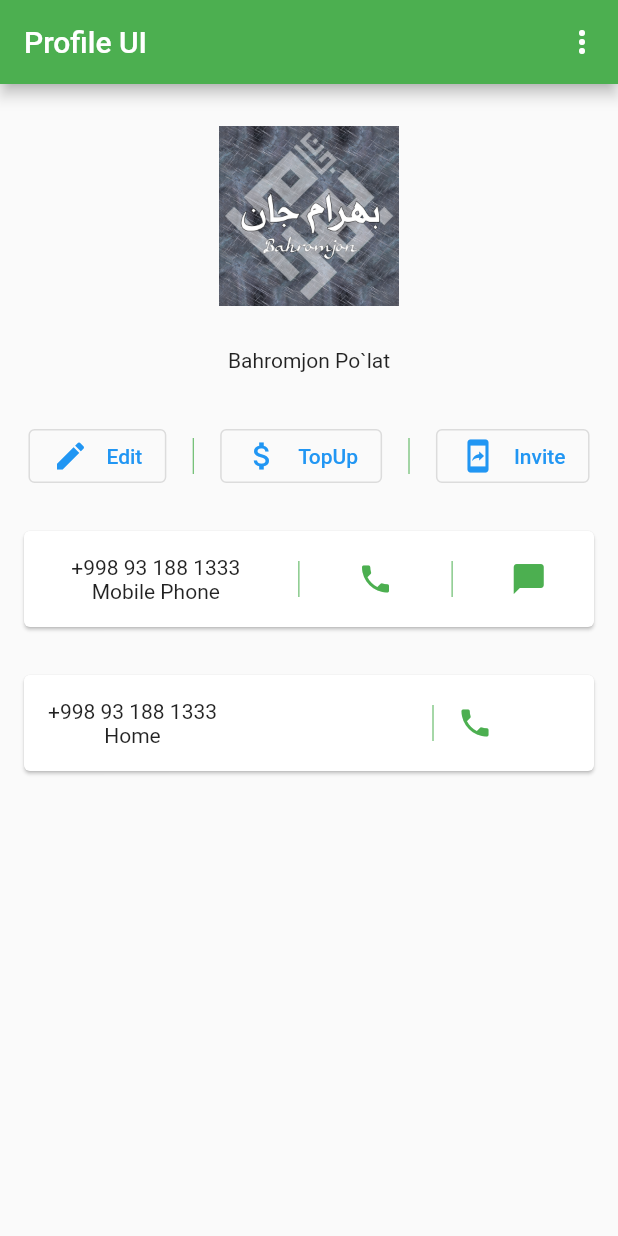
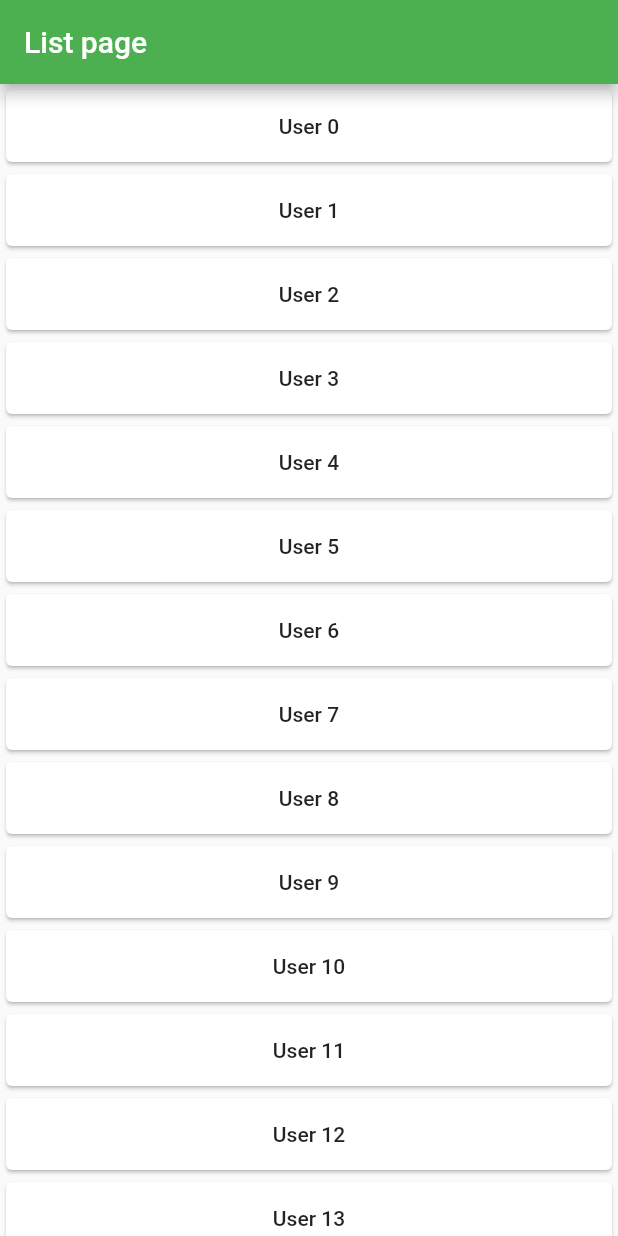
Before and after one commit to BahromjonPolat/Flutter-App-On-Lesson, a Flutter app: the screen it shows after launch, on a phone screen of 412 x 824 dp. Run offline on Flutter 3.47's test engine with Material 2 defaults, Android fonts, the phone set to English and light mode, and no system bars.

Commit message:
ListViewrildi

```diff
--- /dev/null
+++ b/lib/json/user_list.dart
@@ -0,0 +1,2 @@
+
+List <String> users = List.generate(25, (index) => "User $index");
--- a/lib/main.dart
+++ b/lib/main.dart
@@ -1,5 +1,6 @@
 import 'package:flutter/material.dart';
 import 'package:my_flutter_app/ui/animation_page.dart';
+import 'package:my_flutter_app/ui/list_page.dart';
 import 'package:my_flutter_app/ui/profile_page.dart';
 
 main() => runApp(MyApp());
@@ -13,7 +14,7 @@ class MyApp extends StatelessWidget {
         primaryColor: Colors.green,
         accentColor: Colors.greenAccent
       ),
-      home: ProfilePage(),
+      home: ListPage(),
     );
   }
 }
--- /dev/null
+++ b/lib/ui/list_page.dart
@@ -0,0 +1,43 @@
+import 'package:flutter/material.dart';
+import 'package:my_flutter_app/json/user_list.dart';
+
+class ListPage extends StatefulWidget {
+  @override
+  _ListPageState createState() => _ListPageState();
+}
+
+class _ListPageState extends State<ListPage> {
+  @override
+  Widget build(BuildContext context) {
+    return Scaffold(
+      appBar: AppBar(
+        title: Text("List page"),
+      ),
+      body: Container(
+          child: ListView(
+        children: users
+            .map((item) => Card(
+                  child: FlatButton(
+                    onPressed: () {
+                      ScaffoldMessenger.of(context).showSnackBar( SnackBar(
+                        content: Text(
+                          "$item was clicked",
+                        ),
+                        duration: Duration(
+                          seconds: 1,
+                        ),
+                      ));
+                    },
+                    child: Padding(
+                      padding: const EdgeInsets.all(16.0),
+                      child: Text(
+                        item,
+                      ),
+                    ),
+                  ),
+                ))
+            .toList(),
+      )),
+    );
+  }
+}
--- a/pubspec.yaml
+++ b/pubspec.yaml
@@ -28,6 +28,9 @@ dependencies:
   # The following adds the Cupertino Icons font to your application.
   # Use with the CupertinoIcons class for iOS style icons.
   cupertino_icons: ^1.0.2
+
+  # add this line to your dependencies
+  fluttertoast: ^8.0.8
 
 dev_dependencies:
   flutter_test:
```
Also changed, not shown: lib/ui/edit_page.dart (added, +108 -0 lines), lib/ui/profile_page.dart (+19 -9 lines), pubspec.lock.
